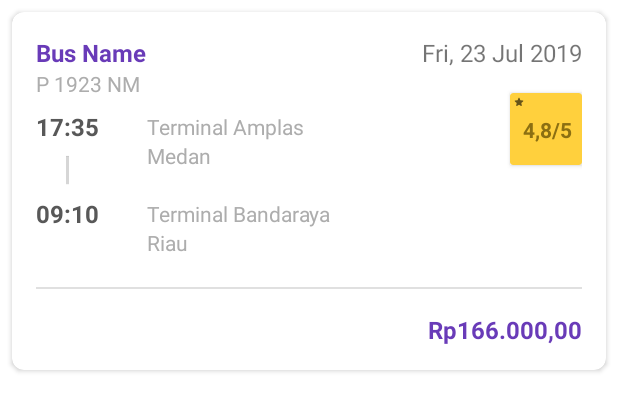
After one commit to RadRasyad/Bux_Final_Project_4_Kampus_Merdeka_Hacktiv8, an Android app: the layout item_ordered_ticket_layout.xml on its own in the app's theme, with its tools: preview values and no code run, on a phone screen of 412 x 824 dp. The commit adds this screen. Shown: the top 411 px of the screen. Run offline under Robolectric (Android 15) with nearby library versions, the phone set to English and light mode, and no system bars.

Commit message:
item ticket orederd layout

```diff
--- /dev/null
+++ b/app/src/main/res/drawable/vct_line_vertical.xml
@@ -0,0 +1,12 @@
+<vector xmlns:android="http://schemas.android.com/apk/res/android"
+    android:width="2dp"
+    android:height="22dp"
+    android:viewportWidth="2"
+    android:viewportHeight="22">
+  <path
+      android:strokeWidth="1"
+      android:pathData="M1,21L1,1"
+      android:fillColor="#00000000"
+      android:strokeColor="#ADADAD"
+      android:strokeLineCap="round"/>
+</vector>
--- /dev/null
+++ b/app/src/main/res/layout/item_ordered_ticket_layout.xml
@@ -0,0 +1,192 @@
+<?xml version="1.0" encoding="utf-8"?>
+<androidx.cardview.widget.CardView xmlns:android="http://schemas.android.com/apk/res/android"
+    xmlns:tools="http://schemas.android.com/tools"
+    android:layout_width="match_parent"
+    android:layout_height="wrap_content"
+    xmlns:app="http://schemas.android.com/apk/res-auto"
+    android:layout_marginHorizontal="8dp"
+    android:layout_marginTop="8dp"
+    app:cardCornerRadius="8dp">
+
+    <androidx.constraintlayout.widget.ConstraintLayout
+        android:layout_width="match_parent"
+        android:layout_height="wrap_content"
+        android:padding="16dp">
+
+        <TextView
+            android:id="@+id/tvBusName"
+            android:layout_width="wrap_content"
+            android:layout_height="wrap_content"
+            android:text="Bus Name"
+            android:textColor="@color/primary"
+            android:textStyle="bold"
+            android:textSize="16sp"
+            app:layout_constraintStart_toStartOf="parent"
+            app:layout_constraintTop_toTopOf="parent" />
+
+        <TextView
+            android:id="@+id/tvBusNo"
+            android:layout_width="wrap_content"
+            android:layout_height="wrap_content"
+            android:text="P 1923 NM"
+            android:textColor="@color/text"
+            android:textSize="14sp"
+            app:layout_constraintStart_toStartOf="@+id/tvBusName"
+            app:layout_constraintTop_toBottomOf="@+id/tvBusName" />
+
+        <TextView
+            android:id="@+id/tvDepartDate"
+            android:layout_width="wrap_content"
+            android:layout_height="wrap_content"
+            app:layout_constraintEnd_toEndOf="parent"
+            app:layout_constraintTop_toTopOf="parent"
+            android:text="Fri, 23 Jul 2019"
+            android:textSize="16sp" />
+
+        <TextView
+            android:id="@+id/tvDepartHour"
+            android:layout_width="wrap_content"
+            android:layout_height="wrap_content"
+            android:layout_marginTop="8dp"
+            android:text="17:35"
+            android:textSize="16sp"
+            android:textColor="@color/label"
+            android:textStyle="bold"
+            app:layout_constraintStart_toStartOf="@+id/tvBusNo"
+            app:layout_constraintTop_toBottomOf="@+id/tvBusNo" />
+
+        <TextView
+            android:id="@+id/tvDepartStation"
+            android:layout_width="wrap_content"
+            android:maxWidth="172dp"
+            android:layout_height="wrap_content"
+            android:layout_marginStart="32dp"
+            android:text="Terminal Amplas"
+            android:textColor="@color/text"
+            android:textSize="14sp"
+            app:layout_constraintBottom_toBottomOf="@+id/tvDepartHour"
+            app:layout_constraintStart_toEndOf="@+id/tvDepartHour"
+            app:layout_constraintTop_toTopOf="@+id/tvDepartHour" />
+
+        <TextView
+            android:id="@+id/tvDepartCity"
+            android:layout_width="wrap_content"
+            android:layout_height="wrap_content"
+            android:maxWidth="172dp"
+            android:text="Medan"
+            android:textColor="@color/text"
+            android:textSize="14sp"
+            app:layout_constraintStart_toStartOf="@+id/tvDepartStation"
+            app:layout_constraintTop_toBottomOf="@+id/tvDepartStation" />
+
+        <ImageView
+            android:id="@+id/line"
+            android:layout_width="wrap_content"
+            android:layout_height="20dp"
+            android:layout_marginTop="8dp"
+            android:src="@drawable/vct_line_vertical"
+            app:layout_constraintEnd_toEndOf="@+id/tvDepartHour"
+            app:layout_constraintStart_toStartOf="@+id/tvDepartHour"
+            app:layout_constraintTop_toBottomOf="@+id/tvDepartHour" />
+
+        <TextView
+            android:id="@+id/tvArriveHour"
+            android:layout_width="wrap_content"
+            android:layout_height="wrap_content"
+            android:layout_marginTop="8dp"
+            android:text="09:10"
+            android:textColor="@color/label"
+            android:textSize="16sp"
+            android:textStyle="bold"
+            app:layout_constraintStart_toStartOf="@+id/tvBusNo"
+            app:layout_constraintTop_toBottomOf="@+id/line" />
+
+        <TextView
+            android:id="@+id/tvArriveStation"
+            android:layout_width="wrap_content"
+            android:layout_height="wrap_content"
+            android:maxWidth="172dp"
+            android:layout_marginStart="32dp"
+            android:text="Terminal Bandaraya"
+            android:textColor="@color/text"
+            android:textSize="14sp"
+            app:layout_constraintBottom_toBottomOf="@+id/tvArriveHour"
+            app:layout_constraintStart_toEndOf="@+id/tvArriveHour"
+            app:layout_constraintTop_toTopOf="@+id/tvArriveHour" />
+
+        <TextView
+            android:id="@+id/tvArriveCity"
+            android:layout_width="wrap_content"
+            android:layout_height="wrap_content"
+            android:maxWidth="172dp"
+            android:text="Riau"
+            android:textColor="@color/text"
+            android:textSize="14sp"
+            app:layout_constraintStart_toStartOf="@+id/tvArriveStation"
+            app:layout_constraintTop_toBottomOf="@+id/tvArriveStation" />
+
+        <View
+            android:id="@+id/divider"
+            android:layout_width="393dp"
+            android:layout_height="1dp"
+            android:layout_marginTop="20dp"
+            android:background="?android:attr/listDivider"
+            app:layout_constraintStart_toStartOf="parent"
+            app:layout_constraintTop_toBottomOf="@+id/tvArriveCity" />
+
+        <TextView
+            android:id="@+id/tvPrice"
+            android:layout_width="wrap_content"
+            android:layout_height="wrap_content"
+            android:layout_marginTop="16dp"
+            android:text="Rp166.000,00"
+            android:textColor="@color/primary"
+            android:textSize="16sp"
+            android:textStyle="bold"
+            app:layout_constraintEnd_toEndOf="parent"
+            app:layout_constraintTop_toBottomOf="@+id/divider" />
+
+        <androidx.cardview.widget.CardView
+            android:id="@+id/layoutStar"
+            android:layout_width="48dp"
+            android:layout_height="48dp"
+            android:layout_marginTop="16dp"
+            app:cardBackgroundColor="@color/secondary"
+            app:layout_constraintEnd_toEndOf="parent"
+            app:layout_constraintTop_toBottomOf="@+id/tvDepartDate">
+
+            <androidx.constraintlayout.widget.ConstraintLayout
+                android:layout_width="match_parent"
+                android:layout_height="match_parent">
+
+                <ImageView
+                    android:id="@+id/imageView3"
+                    android:layout_width="8dp"
+                    android:layout_height="8dp"
+                    android:layout_margin="2dp"
+                    android:src="@drawable/ic_star"
+                    app:layout_constraintStart_toStartOf="parent"
+                    app:layout_constraintTop_toTopOf="parent" />
+
+                <TextView
+                    android:id="@+id/tvRating"
+                    android:layout_width="wrap_content"
+                    android:layout_height="wrap_content"
+                    android:maxWidth="44dp"
+                    android:text="4,8/5"
+                    android:textColor="@color/brown"
+                    android:textSize="14sp"
+                    android:textStyle="bold"
+                    app:layout_constraintBottom_toBottomOf="parent"
+                    app:layout_constraintEnd_toEndOf="parent"
+                    app:layout_constraintStart_toStartOf="@+id/imageView3"
+                    app:layout_constraintTop_toTopOf="parent"/>
+
+            </androidx.constraintlayout.widget.ConstraintLayout>
+
+
+        </androidx.cardview.widget.CardView>
+
+    </androidx.constraintlayout.widget.ConstraintLayout>
+
+</androidx.cardview.widget.CardView>
--- a/app/src/main/res/values/colors.xml
+++ b/app/src/main/res/values/colors.xml
@@ -17,6 +17,8 @@
     <color name="grayEd">#EDEDED</color>
     <color name="gray64">#646464</color>
 
+    <color name="brown">#8C6F12</color>
+
     <!--  font color  -->
     <color name="title">#0A0A0A</color>
     <color name="subtitle">#2B2B2B</color>
```
